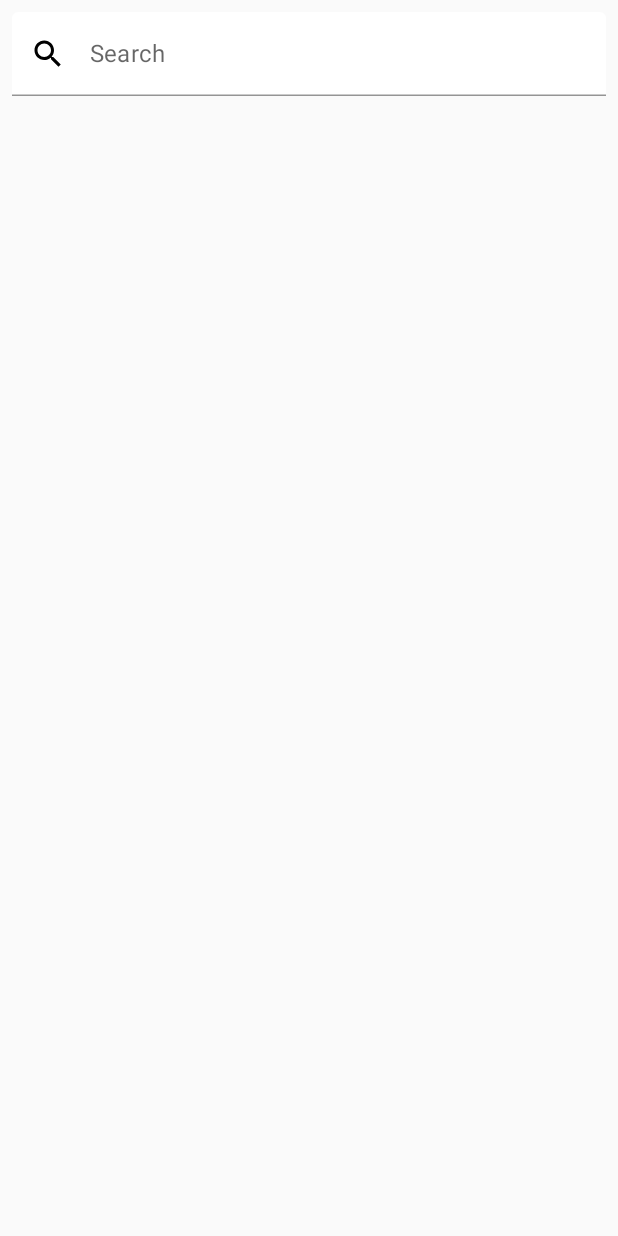
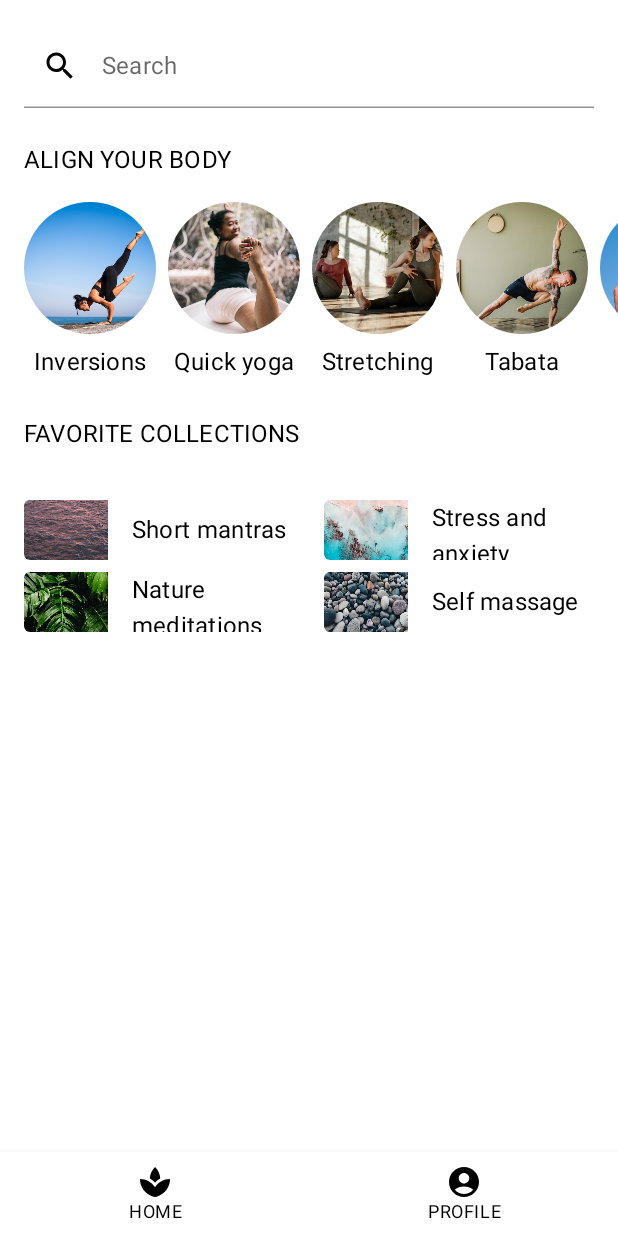
Before and after one commit to mksoftware101/jetpackcompose, an Android app built with Jetpack Compose: the screen it shows after launch (MySootheMainActivity), on a phone screen of 412 x 824 dp. Before the commit the screen is almost empty. Run offline under Robolectric (Android 15) with nearby library versions, the phone set to English and light mode, and no system bars.

Commit message:
App ready

```diff
--- a/app/src/main/java/com/dominionsoftware/composesandbox/codelab/basiclayouts/MySootheMainActivity.kt
+++ b/app/src/main/java/com/dominionsoftware/composesandbox/codelab/basiclayouts/MySootheMainActivity.kt
@@ -18,13 +18,16 @@ import androidx.compose.foundation.shape.CircleShape
 import androidx.compose.foundation.verticalScroll
 import androidx.compose.material.*
 import androidx.compose.material.icons.Icons
+import androidx.compose.material.icons.filled.AccountCircle
 import androidx.compose.material.icons.filled.Search
+import androidx.compose.material.icons.filled.Spa
 import androidx.compose.runtime.Composable
 import androidx.compose.ui.Alignment
 import androidx.compose.ui.Modifier
 import androidx.compose.ui.draw.clip
 import androidx.compose.ui.graphics.Color
 import androidx.compose.ui.layout.ContentScale
+import androidx.compose.ui.modifier.modifierLocalConsumer
 import androidx.compose.ui.res.painterResource
 import androidx.compose.ui.res.stringResource
 import androidx.compose.ui.tooling.preview.Preview
@@ -39,11 +42,6 @@ class MySootheMainActivity : ComponentActivity() {
         setContent {
             MySootheApp()
         }
-    }
-
-    @Composable
-    fun MySootheApp() {
-        SearchBar(modifier = Modifier.padding(8.dp))
     }
 
     @Composable
@@ -238,6 +236,56 @@ class MySootheMainActivity : ComponentActivity() {
         HomeScreen()
     }
 
+    @Composable
+    private fun SootheBottomNavigation(modifier: Modifier = Modifier) {
+        BottomNavigation(
+            backgroundColor = MaterialTheme.colors.background,
+            modifier = modifier,
+        ) {
+            BottomNavigationItem(
+                selected = true,
+                onClick = { /*TODO*/ },
+                icon = {
+                    Icon(Icons.Default.Spa, contentDescription = null)
+                },
+                label = {
+                    Text(stringResource(id = R.string.bottom_navigation_home))
+                }
+            )
+            BottomNavigationItem(
+                selected = true,
+                onClick = { /*TODO*/ },
+                icon = {
+                    Icon(Icons.Default.AccountCircle, contentDescription = null)
+                },
+                label = {
+                    Text(stringResource(id = R.string.bottom_navigation_profile))
+                }
+            )
+        }
+    }
+
+    @Preview
+    @Composable
+    fun SootheBottomNavigationPreview() {
+        SootheBottomNavigation()
+    }
+
+    @Composable
+    fun MySootheApp() {
+        Scaffold(bottomBar = { SootheBottomNavigation() }) { padding ->
+            HomeScreen()
+        }
+    }
+
+    @Preview(widthDp = 360, heightDp = 640)
+    @Composable
+    fun MySootheAppPreview() {
+        ComposeSandboxTheme {
+            MySootheApp()
+        }
+    }
+
     private val alignYourBodyData = listOf(
         R.drawable.ab1_inversions to R.string.ab1_inversions,
         R.drawable.ab2_quick_yoga to R.string.ab2_quick_yoga,
```
Also changed, not shown: 2 other files.
